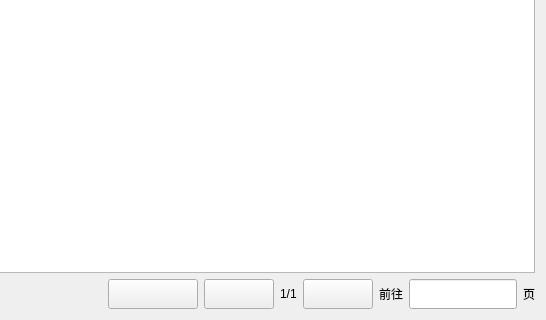
Old version of the form digitalIntegration/ApprovalProgressDialog.ui in the repository jiaqingguo/DI; both pictures show x 754 to 1300 and y 305 to 625 of the 1300 by 625 pixel window.
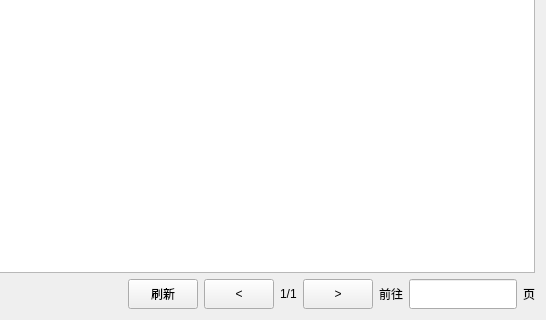
New version of the form. Custom widgets are drawn as their Qt base class.

What changed in the file:
```diff
--- a/digitalIntegration/ApprovalProgressDialog.ui
+++ b/digitalIntegration/ApprovalProgressDialog.ui
@@ -270,18 +270,18 @@
           <widget class="QPushButton" name="btnFlushDownload">
            <property name="minimumSize">
             <size>
-             <width>90</width>
+             <width>70</width>
              <height>30</height>
             </size>
            </property>
            <property name="maximumSize">
             <size>
-             <width>90</width>
+             <width>70</width>
              <height>30</height>
             </size>
            </property>
            <property name="text">
-            <string/>
+            <string>刷新</string>
            </property>
           </widget>
          </item>
@@ -300,7 +300,7 @@
             </size>
            </property>
            <property name="text">
-            <string/>
+            <string>&lt;</string>
            </property>
           </widget>
          </item>
@@ -326,7 +326,7 @@
             </size>
            </property>
            <property name="text">
-            <string/>
+            <string>&gt;</string>
            </property>
           </widget>
          </item>
```
Left out of the diff: 10 changed lines with no effect on the pictures.
